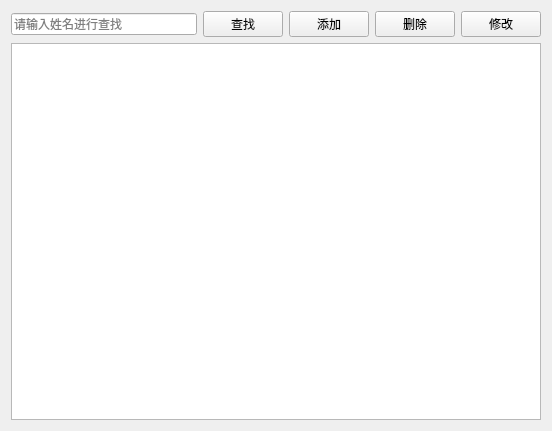
Old version of the form Lab3/patientmanage.ui in the repository musuwer/QtCourse.
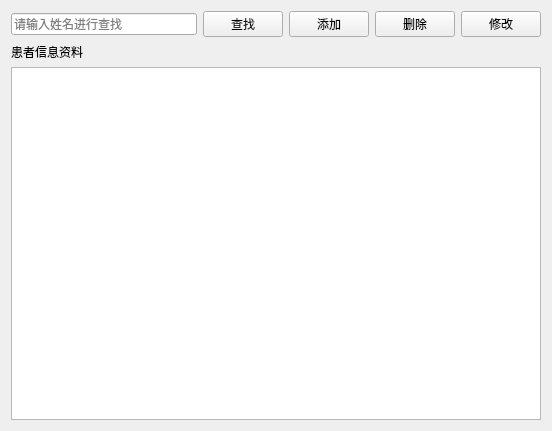
New version of the form. Icons and pictures are not drawn.

Commit message: 实现了患者信息管理功能“ git commit -m 实现了患者信息管理功能“

Diff of the .ui file:
```diff
--- a/Lab3/patientmanage.ui
+++ b/Lab3/patientmanage.ui
@@ -69,6 +69,13 @@
      </item>
     </layout>
    </item>
+   <item>
+    <widget class="QLabel" name="label">
+     <property name="text">
+      <string>患者信息资料</string>
+     </property>
+    </widget>
+   </item>
    <item>
     <widget class="QTableView" name="tableView"/>
    </item>
```
The commit also changes 5 other files.
